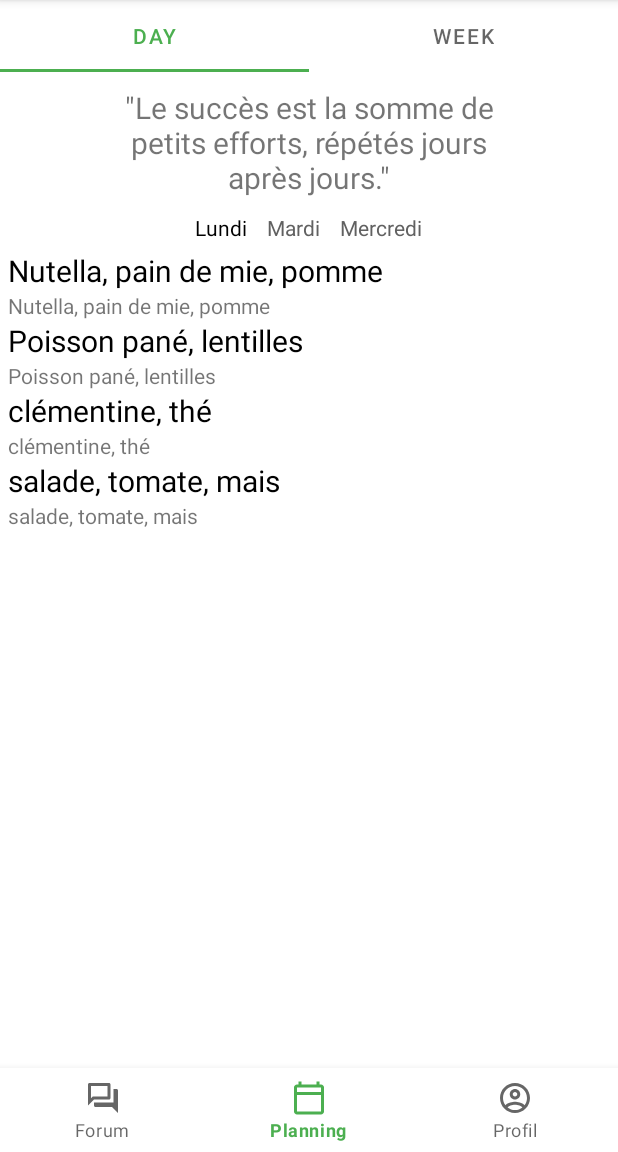
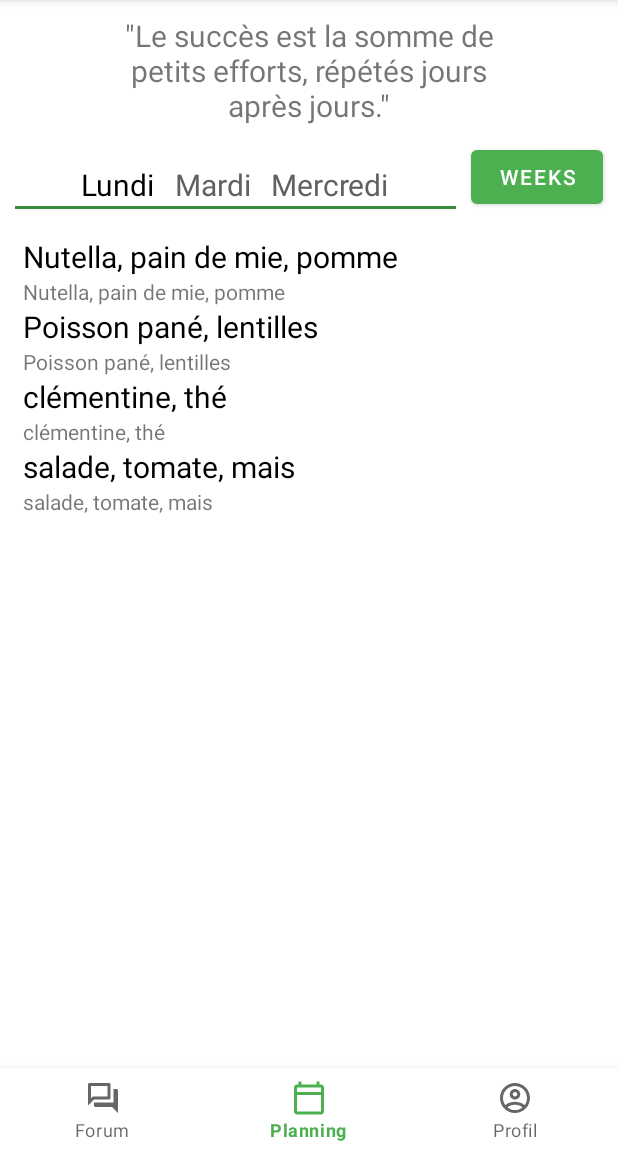
Before and after one commit to Mattheex/Ambrosia, an Android app: the screen it shows after launch (MainActivity), on a phone screen of 412 x 824 dp, the part 84-1236 px from its top. Run offline under Robolectric (Android 15) with nearby library versions, the phone set to English and light mode, and no system bars.

Commit message:
Navigation jours/week

```diff
--- a/app/src/main/java/com/example/ambrosia/MainActivity.java
+++ b/app/src/main/java/com/example/ambrosia/MainActivity.java
@@ -1,18 +1,26 @@
 package com.example.ambrosia;
 
 import android.annotation.SuppressLint;
-import android.os.Build;
 import android.os.Bundle;
 import android.util.Log;
+import android.widget.FrameLayout;
 
 import androidx.appcompat.app.AppCompatActivity;
+import androidx.drawerlayout.widget.DrawerLayout;
 import androidx.fragment.app.Fragment;
 
+import com.example.ambrosia.planning.Planning;
+import com.google.android.material.appbar.MaterialToolbar;
 import com.google.android.material.bottomnavigation.BottomNavigationView;
+import com.google.android.material.navigation.NavigationView;
 
 public class MainActivity extends AppCompatActivity {
 
     BottomNavigationView binding;
+    MaterialToolbar toolbar;
+    DrawerLayout drawerLayout;
+    NavigationView navigationView;
+    FrameLayout frameLayout;
 
     @SuppressLint("NonConstantResourceId")
     @Override
--- a/app/src/main/java/com/example/ambrosia/Planning.java
+++ /dev/null
@@ -1,43 +0,0 @@
-package com.example.ambrosia;
-
-import android.os.Bundle;
-import android.view.LayoutInflater;
-import android.view.View;
-import android.view.ViewGroup;
-
-import androidx.annotation.NonNull;
-import androidx.annotation.Nullable;
-import androidx.fragment.app.Fragment;
-import androidx.fragment.app.FragmentPagerAdapter;
-import androidx.viewpager.widget.ViewPager;
-
-import com.example.ambrosia.planning.Days;
-import com.example.ambrosia.planning.Week;
-import com.google.android.material.tabs.TabLayout;
-
-/**
- * A simple {@link Fragment} subclass.
- */
-public class Planning extends Fragment {
-
-    @Override
-    public void onViewCreated(@NonNull View view, @Nullable Bundle savedInstanceState) {
-        VPAdapter vpAdapter = new VPAdapter(getChildFragmentManager(),
-                FragmentPagerAdapter.BEHAVIOR_RESUME_ONLY_CURRENT_FRAGMENT);
-        vpAdapter.addTab(new Days(), "Day");
-        vpAdapter.addTab(new Week(), "Week");
-
-        ViewPager viewPager = view.findViewById(R.id.pager);
-        viewPager.setAdapter(vpAdapter);
-
-        TabLayout tabLayout = view.findViewById(R.id.tabLayout);
-
-        tabLayout.setupWithViewPager(viewPager);
-    }
-
-    @Override
-    public View onCreateView(LayoutInflater inflater, ViewGroup container,
-                             Bundle savedInstanceState) {
-        return inflater.inflate(R.layout.fragment_planning, container, false);
-    }
-}
--- a/app/src/main/java/com/example/ambrosia/planning/Day.java
+++ b/app/src/main/java/com/example/ambrosia/planning/Day/Day.java
@@ -1,4 +1,4 @@
-package com.example.ambrosia.planning;
+package com.example.ambrosia.planning.Day;
 
 import android.os.Bundle;
 import android.view.LayoutInflater;
--- a/app/src/main/java/com/example/ambrosia/planning/DayAdapter.java
+++ b/app/src/main/java/com/example/ambrosia/planning/Day/DayAdapter.java
@@ -1,4 +1,4 @@
-package com.example.ambrosia.planning;
+package com.example.ambrosia.planning.Day;
 
 import android.view.LayoutInflater;
 import android.view.View;
@@ -38,6 +38,8 @@ public class DayAdapter extends RecyclerView.Adapter<DayAdapter.DayViewHolder> {
         return dayList.size();
     }
 
+    public DayEnum getDay(int id){return dayList.get(id).getDay();}
+
     class DayViewHolder extends RecyclerView.ViewHolder {
 
         private final TextView dejText, midiText, goutText, dinerText;
--- /dev/null
+++ b/app/src/main/java/com/example/ambrosia/planning/Day/DayEnum.java
@@ -0,0 +1,11 @@
+package com.example.ambrosia.planning.Day;
+
+public enum DayEnum {
+    Lundi,
+    Mardi,
+    Mercredi,
+    Jeudi,
+    Vendredi,
+    Samedi,
+    Dimanche
+}
--- a/app/src/main/java/com/example/ambrosia/planning/DayItems.java
+++ b/app/src/main/java/com/example/ambrosia/planning/Day/DayItems.java
@@ -1,10 +1,19 @@
-package com.example.ambrosia.planning;
+package com.example.ambrosia.planning.Day;
 
 public class DayItems {
     private String dej;
     private String midi;
     private String gouter;
     private String diner;
+    private DayEnum day;
+
+    public DayItems(DayEnum day){
+        this.day = day;
+    }
+
+    public DayEnum getDay() {
+        return day;
+    }
 
     public String getDej() {
         return dej;
--- a/app/src/main/java/com/example/ambrosia/planning/Days.java
+++ /dev/null
@@ -1,103 +0,0 @@
-package com.example.ambrosia.planning;
-
-import android.graphics.Color;
-import android.os.Bundle;
-import android.view.LayoutInflater;
-import android.view.View;
-import android.view.ViewGroup;
-import android.widget.LinearLayout;
-import android.widget.TextView;
-
-import androidx.annotation.NonNull;
-import androidx.annotation.Nullable;
-import androidx.fragment.app.Fragment;
-import androidx.viewpager2.widget.ViewPager2;
-
-import com.example.ambrosia.R;
-
-import java.util.ArrayList;
-import java.util.List;
-
-
-public class Days extends Fragment {
-
-    DayAdapter dayAdapter;
-    LinearLayout linearLayout;
-
-    @Override
-    public View onCreateView(LayoutInflater inflater, ViewGroup container,
-                             Bundle savedInstanceState) {
-        return inflater.inflate(R.layout.fragment_days, container, false);
-    }
-
-    @Override
-    public void onViewCreated(@NonNull View view, @Nullable Bundle savedInstanceState) {
-        List<DayItems> dayItemsList = new ArrayList<>();
-        DayItems dayItems = new DayItems();
-
-        dayItems.setDej("Nutella, pain de mie, pomme");
-        dayItems.setMidi("Poisson pané, lentilles");
-        dayItems.setGouter("clémentine, thé");
-        dayItems.setDiner("salade, tomate, mais");
-        dayItemsList.add(dayItems);
-
-        dayItems = new DayItems();
-        dayItems.setDej("pom'pote");
-        dayItems.setMidi("burger sale");
-        dayItems.setGouter("tartine confiture fraise");
-        dayItems.setDiner("ptit salade");
-        dayItemsList.add(dayItems);
-
-        dayItems = new DayItems();
-        dayItems.setDej("oeufs");
-        dayItems.setMidi("wraps thon");
-        dayItems.setGouter("verre de lait");
-        dayItems.setDiner("tomate cerise");
-        dayItemsList.add(dayItems);
-
-        dayAdapter = new DayAdapter(dayItemsList);
-
-        linearLayout = view.findViewById(R.id.linearLayoutDays);
-
-        ViewPager2 viewPager2 = view.findViewById(R.id.pager2);
-        viewPager2.setAdapter(dayAdapter);
-
-        setupDaysIndicator();
-        setCurrentDay(0);
-
-        viewPager2.registerOnPageChangeCallback(new ViewPager2.OnPageChangeCallback() {
-            @Override
-            public void onPageSelected(int position) {
-                super.onPageSelected(position);
-                setCurrentDay(position);
-            }
-        });
-    }
-
-    private void setupDaysIndicator() {
-        TextView[] days = new TextView[dayAdapter.getItemCount()];
-        LinearLayout.LayoutParams layoutParams = new LinearLayout.LayoutParams(
-                ViewGroup.LayoutParams.WRAP_CONTENT, ViewGroup.LayoutParams.WRAP_CONTENT
-        );
-        layoutParams.setMargins(10, 0, 10, 0);
-        String[] daysName = {"Lundi", "Mardi", "Mercredi", "Jeudi"};
-        for (int i = 0; i < days.length; i++) {
-            days[i] = new TextView(getContext());
-            days[i].setText(daysName[i]);
-            days[i].setLayoutParams(layoutParams);
-            linearLayout.addView(days[i]);
-        }
-    }
-
-    private void setCurrentDay(int index) {
-       int childCount = linearLayout.getChildCount();
-       for(int i = 0;i<childCount;i++){
-           TextView textView = (TextView) linearLayout.getChildAt(i);
-           if(i == index){
-               textView.setTextColor(Color.parseColor("#000000"));
-           } else {
-               textView.setTextColor(Color.parseColor("#616161"));
-           }
-       }
-    }
-}
--- /dev/null
+++ b/app/src/main/java/com/example/ambrosia/planning/Planning.java
@@ -0,0 +1,207 @@
+package com.example.ambrosia.planning;
+
+import static com.example.ambrosia.planning.Day.DayEnum.Jeudi;
+import static com.example.ambrosia.planning.Day.DayEnum.Lundi;
+import static com.example.ambrosia.planning.Day.DayEnum.Mardi;
+import static com.example.ambrosia.planning.Day.DayEnum.Mercredi;
+
+import android.graphics.Color;
+import android.os.Bundle;
+import android.view.LayoutInflater;
+import android.view.View;
+import android.view.ViewGroup;
+import android.widget.Button;
+import android.widget.LinearLayout;
+import android.widget.TextView;
+
+import androidx.annotation.NonNull;
+import androidx.annotation.Nullable;
+import androidx.fragment.app.Fragment;
+import androidx.viewpager2.widget.ViewPager2;
+
+import com.example.ambrosia.R;
+import com.example.ambrosia.planning.Day.DayAdapter;
+import com.example.ambrosia.planning.Day.DayItems;
+import com.example.ambrosia.planning.Week.WeekAdapter;
+import com.example.ambrosia.planning.Week.WeekItems;
+
+import java.util.ArrayList;
+import java.util.Arrays;
+import java.util.List;
+
+/**
+ * A simple {@link Fragment} subclass.
+ */
+public class Planning extends Fragment {
+    boolean day = true;
+    DayAdapter dayAdapter;
+    WeekAdapter weekAdapter;
+    LinearLayout linearLayout;
+
+    @Override
+    public void onViewCreated(@NonNull View view, @Nullable Bundle savedInstanceState) {
+        List<DayItems> dayItemsList = listDays();
+        List<WeekItems> weekItemsList = listWeeks();
+        dayAdapter = new DayAdapter(dayItemsList);
+        weekAdapter = new WeekAdapter(weekItemsList);
+        linearLayout = view.findViewById(R.id.linearLayoutDays);
+
+        ViewPager2 viewPager2 = view.findViewById(R.id.pager2);
+
+        viewPager2.setAdapter(dayAdapter);
+        setupDaysIndicator();
+        setCurrentDay(0);
+
+        viewPager2.registerOnPageChangeCallback(new ViewPager2.OnPageChangeCallback() {
+            @Override
+            public void onPageSelected(int position) {
+                super.onPageSelected(position);
+                if (day) {
+                    setCurrentDay(position);
+                } else {
+                    setCurrentWeek(position);
+                }
+            }
+        });
+
+        Button button = view.findViewById(R.id.buttonChange);
+        button.setOnClickListener(view1 -> {
+            if (day) {
+                viewPager2.setAdapter(weekAdapter);
+                setupWeeksIndicator();
+                setCurrentWeek(0);
+                day = false;
+                button.setText("Days");
+            } else {
+                viewPager2.setAdapter(dayAdapter);
+                setupDaysIndicator();
+                setCurrentDay(0);
+                day = true;
+                button.setText("Weeks");
+            }
+        });
+    }
+
+    @Override
+    public View onCreateView(LayoutInflater inflater, ViewGroup container,
+                             Bundle savedInstanceState) {
+        return inflater.inflate(R.layout.fragment_planning, container, false);
+    }
+
+    private List<DayItems> listDays() {
+        List<DayItems> dayItemsList = new ArrayList<>();
+
+        DayItems dayItems = new DayItems(Lundi);
+        dayItems.setDej("Nutella, pain de mie, pomme");
+        dayItems.setMidi("Poisson pané, lentilles");
+        dayItems.setGouter("clémentine, thé");
+        dayItems.setDiner("salade, tomate, mais");
+        dayItemsList.add(dayItems);
+
+        dayItems = new DayItems(Mardi);
+        dayItems.setDej("pom'pote");
+        dayItems.setMidi("burger sale");
+        dayItems.setGouter("tartine confiture fraise");
+        dayItems.setDiner("ptit salade");
+        dayItemsList.add(dayItems);
+
+        dayItems = new DayItems(Mercredi);
+        dayItems.setDej("oeufs");
+        dayItems.setMidi("wraps thon");
+        dayItems.setGouter("verre de lait");
+        dayItems.setDiner("tomate cerise");
+        dayItemsList.add(dayItems);
+
+        dayItems = new DayItems(Jeudi);
+        dayItems.setDej("Nutella, pain de mie, pomme");
+        dayItems.setMidi("Poisson pané, lentilles");
+        dayItems.setGouter("clémentine, thé");
+        dayItems.setDiner("salade, tomate, mais");
+        dayItemsList.add(dayItems);
+
+        return dayItemsList;
+    }
+
+    private List<WeekItems> listWeeks() {
+        List<WeekItems> weekItemsList = new ArrayList<>();
+        WeekItems weekItems = new WeekItems(Arrays.asList(2, 3, 4, 5));
+        weekItemsList.add(weekItems);
+        weekItems = new WeekItems(Arrays.asList(2, 9, 4, 15));
+        weekItemsList.add(weekItems);
+        weekItems = new WeekItems(Arrays.asList(37, 40, 18, 5));
+        weekItemsList.add(weekItems);
+        weekItems = new WeekItems(Arrays.asList(2, 80, 160, 550));
+        weekItemsList.add(weekItems);
+        return weekItemsList;
+    }
+
+    private void setupDaysIndicator() {
+        TextView[] days = new TextView[3];
+        linearLayout.removeAllViews();
+        LinearLayout.LayoutParams layoutParams = new LinearLayout.LayoutParams(
+                ViewGroup.LayoutParams.WRAP_CONTENT, ViewGroup.LayoutParams.WRAP_CONTENT
+        );
+        layoutParams.setMargins(10, 0, 10, 0);
+        for (int i = 0; i < 3; i++) {
+            days[i] = new TextView(getContext());
+            days[i].setText(dayAdapter.getDay(i).toString());
+            days[i].setLayoutParams(layoutParams);
+            days[i].setTextSize(20);
+            linearLayout.addView(days[i]);
+        }
+    }
+
+    private void setupWeeksIndicator() {
+        TextView[] days = new TextView[3];
+        linearLayout.removeAllViews();
+        LinearLayout.LayoutParams layoutParams = new LinearLayout.LayoutParams(
+                ViewGroup.LayoutParams.WRAP_CONTENT, ViewGroup.LayoutParams.WRAP_CONTENT
+        );
+        layoutParams.setMargins(10, 0, 10, 0);
+        for (int i = 0; i < 3; i++) {
+            days[i] = new TextView(getContext());
+            days[i].setText("Week " + i);
+            days[i].setLayoutParams(layoutParams);
+            linearLayout.addView(days[i]);
+        }
+    }
+
+    private void setCurrentDay(int index) {
+        int min, max;
+        if (index == 0) {
+            min = index;
+            max = index + 2;
+        } else if (index == dayAdapter.getItemCount() - 1) {
+            min = index - 2;
+            max = index;
+        } else {
+            min = index - 1;
+            max = index + 1;
+        }
+        for (int i = min; i <= max; i++) {
+            TextView textView = (TextView) linearLayout.getChildAt(i - min);
+            textView.setText(dayAdapter.getDay(i).toString());
+            textView.setTextColor(Color.parseColor((i == index) ? "#000000" : "#616161"));
+        }
+    }
+
+    private void setCurrentWeek(int index) {
+        int min, max;
+        if (index == 0) {
+            min = index;
+            max = index + 2;
+        } else if (index == weekAdapter.getItemCount() - 1) {
+            min = index - 2;
+            max = index;
+        } else {
+            min = index - 1;
+            max = index + 1;
+        }
+        for (int i = min; i <= max; i++) {
+            TextView textView = (TextView) linearLayout.getChildAt(i - min);
+            textView.setText("Week " + i);
+            textView.setTextSize(20);
+            textView.setTextColor(Color.parseColor((i == index) ? "#000000" : "#616161"));
+        }
+    }
+}
--- a/app/src/main/java/com/example/ambrosia/planning/Week.java
+++ b/app/src/main/java/com/example/ambrosia/planning/Week/Week.java
@@ -1,4 +1,4 @@
-package com.example.ambrosia.planning;
+package com.example.ambrosia.planning.Week;
 
 import android.os.Bundle;
 
--- /dev/null
+++ b/app/src/main/java/com/example/ambrosia/planning/Week/WeekItems.java
@@ -0,0 +1,16 @@
+package com.example.ambrosia.planning.Week;
+
+import java.util.ArrayList;
+import java.util.List;
+
+public class WeekItems {
+    private final List<Integer> kcals;
+
+    public WeekItems(List<Integer> kcals){
+        this.kcals = kcals;
+    }
+
+    public List<Integer> getKcals() {
+        return kcals;
+    }
+}
--- /dev/null
+++ b/app/src/main/res/drawable/border.xml
@@ -0,0 +1,20 @@
+<?xml version="1.0" encoding="utf-8"?>
+<layer-list xmlns:android="http://schemas.android.com/apk/res/android"
+    android:layout_width="match_parent"
+    android:layout_height="1dp">
+
+    <item
+        android:left="-2dp"
+        android:right="-2dp"
+        android:top="-2dp"
+        android:bottom="3dp">
+        <shape
+            android:shape="rectangle">
+            <stroke
+                android:width="2dp"
+                android:color="@color/green_700" />
+            <solid android:color="@android:color/transparent" />
+        </shape>
+    </item>
+
+</layer-list>
--- a/app/src/main/res/layout/fragment_day.xml
+++ b/app/src/main/res/layout/fragment_day.xml
@@ -5,7 +5,7 @@
     android:layout_height="match_parent"
     android:layout_margin="5dp"
     android:orientation="vertical"
-    tools:context=".planning.Day">
+    tools:context=".planning.Day.Day">
 
     <LinearLayout
         android:layout_width="match_parent"
--- a/app/src/main/res/layout/fragment_days.xml
+++ /dev/null
@@ -1,43 +0,0 @@
-<?xml version="1.0" encoding="utf-8"?>
-<FrameLayout xmlns:android="http://schemas.android.com/apk/res/android"
-    xmlns:tools="http://schemas.android.com/tools"
-    android:layout_width="match_parent"
-    android:layout_height="match_parent"
-    tools:context=".planning.Days">
-
-    <LinearLayout
-        android:layout_width="match_parent"
-        android:layout_height="match_parent"
-        android:orientation="vertical">
-
-        <TextView
-            android:id="@+id/motivQuoteText"
-            android:layout_width="match_parent"
-            android:layout_height="wrap_content"
-            android:layout_marginStart="70dp"
-            android:layout_marginTop="10dp"
-            android:layout_marginEnd="70dp"
-            android:layout_marginBottom="10dp"
-            android:text='"Le succès est la somme de petits efforts, répétés jours après jours."'
-            android:textAlignment="center"
-            android:textSize="20sp" />
-
-        <LinearLayout
-            android:layout_width="match_parent"
-            android:layout_height="wrap_content"
-            android:gravity="center"
-            android:orientation="horizontal"
-            android:id="@+id/linearLayoutDays">
-
-
-        </LinearLayout>
-
-        <androidx.viewpager2.widget.ViewPager2
-            android:id="@+id/pager2"
-            android:layout_width="match_parent"
-            android:layout_height="match_parent"
-            android:layout_below="@+id/tabLayout" />
-
-    </LinearLayout>
-
-</FrameLayout>
--- a/app/src/main/res/layout/fragment_planning.xml
+++ b/app/src/main/res/layout/fragment_planning.xml
@@ -3,18 +3,57 @@
     xmlns:tools="http://schemas.android.com/tools"
     android:layout_width="match_parent"
     android:layout_height="match_parent"
-    tools:context=".Planning">
+    tools:context=".planning.Planning">
 
-    <com.google.android.material.tabs.TabLayout
-        android:id="@+id/tabLayout"
+    <TextView
+        android:id="@+id/motivQuoteText"
         android:layout_width="match_parent"
-        android:layout_height="wrap_content" />
+        android:layout_height="wrap_content"
+        android:layout_marginStart="70dp"
+        android:layout_marginTop="10dp"
+        android:layout_marginEnd="70dp"
+        android:layout_marginBottom="10dp"
+        android:text='"Le succès est la somme de petits efforts, répétés jours après jours."'
+        android:textAlignment="center"
+        android:textSize="20sp" />
 
-    <androidx.viewpager.widget.ViewPager
-        android:id="@+id/pager"
+    <LinearLayout
+        android:id="@+id/choiceLayout"
+        android:layout_width="match_parent"
+        android:layout_height="wrap_content"
+        android:layout_below="@id/motivQuoteText"
+        android:orientation="horizontal"
+        android:weightSum="6">
+
+        <LinearLayout
+            android:id="@+id/linearLayoutDays"
+            android:layout_width="wrap_content"
+            android:layout_height="match_parent"
+            android:layout_marginStart="10dp"
+            android:layout_marginTop="10dp"
+            android:layout_marginEnd="10dp"
+            android:layout_weight="6"
+            android:background="@drawable/border"
+            android:gravity="center"
+            android:orientation="horizontal"
+            android:textAlignment="center" />
+
+        <Button
+            android:id="@+id/buttonChange"
+            android:layout_width="wrap_content"
+            android:layout_height="wrap_content"
+            android:layout_marginEnd="10dp"
+            android:layout_weight="1"
+            android:text="Weeks" />
+
+    </LinearLayout>
+
+    <androidx.viewpager2.widget.ViewPager2
+        android:id="@+id/pager2"
         android:layout_width="match_parent"
         android:layout_height="match_parent"
-        android:layout_below="@+id/tabLayout" />
+        android:layout_below="@id/choiceLayout"
+        android:padding="10dp" />
 
 
 </RelativeLayout>
--- a/app/src/main/res/layout/fragment_profil.xml
+++ b/app/src/main/res/layout/fragment_profil.xml
@@ -3,7 +3,6 @@
     xmlns:tools="http://schemas.android.com/tools"
     android:layout_width="match_parent"
     android:layout_height="match_parent"
-    android:background="@android:color/holo_red_light"
     tools:context=".Profil">
 
     <TextView
--- a/app/src/main/res/values/strings.xml
+++ b/app/src/main/res/values/strings.xml
@@ -5,4 +5,6 @@
     <string name="profil">Profil</string>
     <string name="planning">Planning</string>
     <string name="forum">Forum</string>
+    <string name="open">Open</string>
+    <string name="close">Close</string>
 </resources>
```
Also changed, not shown: app/src/main/java/com/example/ambrosia/planning/Week/WeekAdapter.java (added, +60 -0 lines), app/src/main/java/com/example/ambrosia/planning/Week/WeekEnum.java (added, +11 -0 lines), app/src/main/res/layout/fragment_week.xml (+77 -6 lines).
